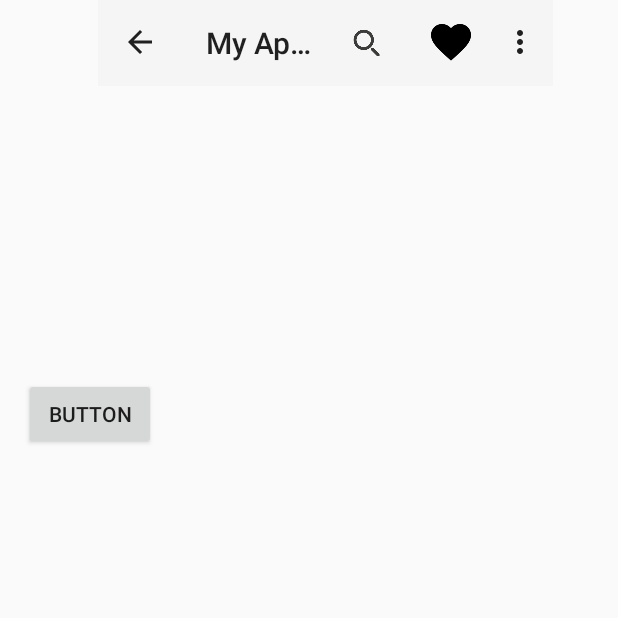
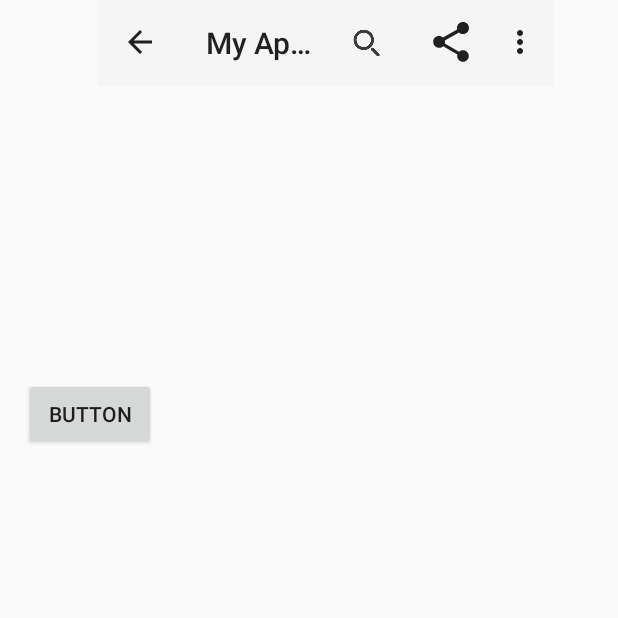
Before and after one commit to stefanesterer/androidTraining, an Android app: the screen it shows after launch (DisplayMessageActivity), after a tap on "SEND THIS!", on a phone screen of 412 x 824 dp, the top half of it. Run offline under Robolectric (Android 15) with nearby library versions, the phone set to English and light mode, and no system bars.

Commit message:
* add share menu item * add share action

```diff
--- a/app/src/main/java/com/example/stefan/myapplication/MainActivity.java
+++ b/app/src/main/java/com/example/stefan/myapplication/MainActivity.java
@@ -7,6 +7,7 @@ import android.support.v4.app.FragmentTransaction;
 import android.support.v4.view.MenuItemCompat;
 import android.support.v7.app.AppCompatActivity;
 import android.support.v7.widget.SearchView;
+import android.support.v7.widget.ShareActionProvider;
 import android.support.v7.widget.Toolbar;
 import android.util.Log;
 import android.view.Menu;
@@ -63,6 +64,14 @@ public class MainActivity extends AppCompatActivity implements MainActivityFrame
             }
         });
 
+        MenuItem shareItem = menu.findItem(R.id.action_share);
+        ShareActionProvider myShareActionProvider =
+                (ShareActionProvider) MenuItemCompat.getActionProvider(shareItem);
+        Intent myShareIntent = new Intent(Intent.ACTION_SEND);
+        myShareIntent.setType("image/*");
+        myShareIntent.putExtra(Intent.EXTRA_TEXT, "text text text");
+        myShareActionProvider.setShareIntent(myShareIntent);
+
         return super.onCreateOptionsMenu(menu);
     }
 
--- a/app/src/main/res/menu/menu.xml
+++ b/app/src/main/res/menu/menu.xml
@@ -8,6 +8,11 @@
         android:icon="@drawable/ic_search"
         app:showAsAction="ifRoom|collapseActionView"
         app:actionViewClass="android.support.v7.widget.SearchView" />
+
+    <item android:id="@+id/action_share"
+        android:title="@string/share"
+        app:showAsAction="ifRoom"
+        app:actionProviderClass="android.support.v7.widget.ShareActionProvider"/>
 
     <item
         android:id="@+id/action_favorite"
--- a/app/src/main/res/values/strings.xml
+++ b/app/src/main/res/values/strings.xml
@@ -10,4 +10,5 @@
 ^    <string name="action_favorite">Favs</string>
     <string name="action_settings">Settings</string>
     <string name="action_search">Search</string>
+    <string name="share">Share</string>
 </resources>
```
